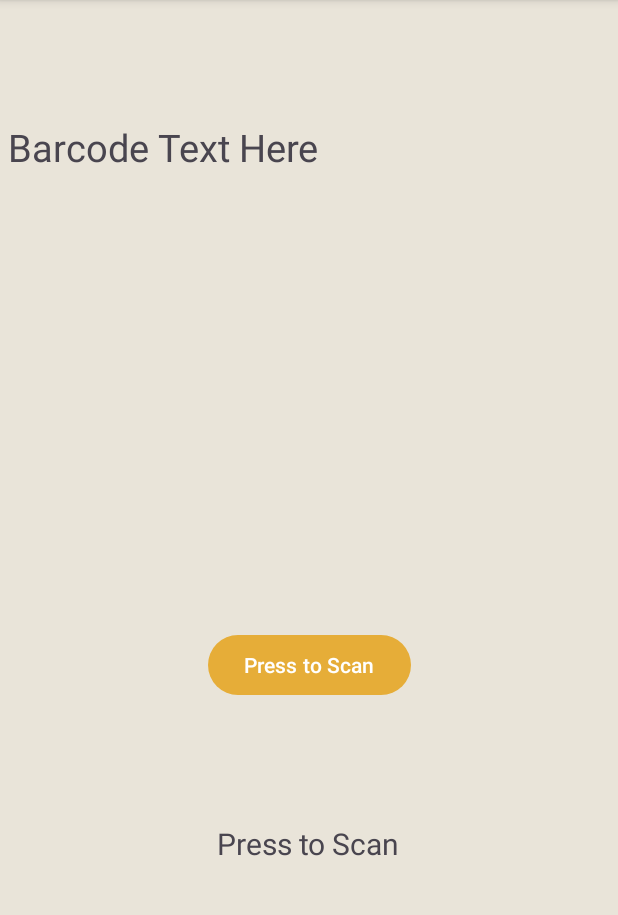
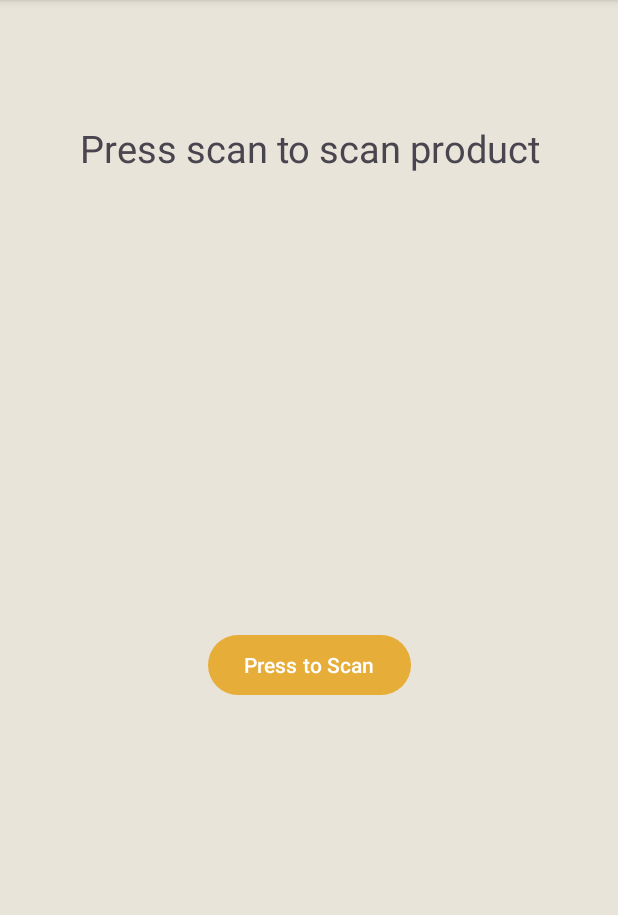
Before and after one commit to Reprodux/fridgeFriend, an Android app: the barcodeScanner screen opened directly, with no data from a screen before it, on a phone screen of 412 x 824 dp, the part 96-1011 px from its top. Run offline under Robolectric (Android 15) with nearby library versions, the phone set to English and light mode, and no system bars; our stand-ins replace Firebase (no records; nobody signed in at launch, a user with empty details on screens opened directly); libraries missing offline, so code that uses them is left out: com.journeyapps.barcodescanner.

Commit message:
changed formatting of barcode scanner to look nicer, moved shopping list loading to onResume

```diff
--- a/app/src/main/java/com/example/fridge_friend/barcodeScanner.java
+++ b/app/src/main/java/com/example/fridge_friend/barcodeScanner.java
@@ -6,9 +6,16 @@ import androidx.activity.result.ActivityResultLauncher;
 
 import android.app.AlertDialog;
 import android.app.ProgressDialog;
+import android.content.Context;
+import android.graphics.Typeface;
 import android.os.Bundle;
+import android.text.Html;
+import android.text.SpannableStringBuilder;
+import android.text.style.StyleSpan;
 import android.util.Log;
+import android.view.View;
 import android.widget.Button;
+import android.widget.ProgressBar;
 import android.widget.TextView;
 import android.widget.Toast;
 
@@ -21,49 +28,35 @@ import com.journeyapps.barcodescanner.ScanOptions;
 
 import java.util.HashMap;
 import java.util.List;
+import java.util.Locale;
 
+/** @noinspection deprecation*/
 public class barcodeScanner extends AppToolbar implements barcode_data_retrieval.response {
 
 
     private Button start_scan_btn;
     private TextView barcode_txt;
-
+    private ProgressDialog progressPopup;
+    ProgressBar barcode_bar;
 
 
     private final ActivityResultLauncher<ScanOptions> barcode_scanner = registerForActivityResult(new ScanContract(),
             result -> {
-
+                barcode_bar.setVisibility(View.VISIBLE);
+                barcode_bar.setProgress(50);
                 if (result.getContents() == null) {
                     Toast.makeText(barcodeScanner.this, "Cancelled", Toast.LENGTH_LONG).show();
                 } else {
                     //Popup for progress bar substitute
-                    ProgressDialog progressPopup = new ProgressDialog(this);
-                    progressPopup.setMessage("Retrieving data...."); // msg dialog
-                    progressPopup.setProgressStyle(ProgressDialog.STYLE_SPINNER); // Progress Dialog Style Spinner
-                    progressPopup.setMax(100);
-                    progressPopup.setCancelable(false);
-                    progressPopup.show(); // Display Progress Dialog
-                    progressPopup.incrementProgressBy(60);
+
                     Toast.makeText(barcodeScanner.this, "Scanned: " + result.getContents(), Toast.LENGTH_LONG).show();
-                    barcode_txt = findViewById(R.id.barcode_text);
 
-                    //Alert Dialog to confirm scan -> enable only for testing purposes
-                    AlertDialog.Builder alert_builder = new AlertDialog.Builder((barcodeScanner.this));
-                    alert_builder.setTitle("Barcode scanned: ").setMessage(result.getContents());
-                    alert_builder.setPositiveButton("Ok", (dialogInterface, id) -> {
-                        //Usr clicked OK
-                        Log.i(TAG, "User acknowledged barcode scan");
-
-                    });
-                    progressPopup.incrementProgressBy(20);
-                    //alert_builder.show();
-
-                    barcode_txt.setText(result.getContents());
+                    barcode_txt.setText(getString(R.string.retrieving_data));
 
                     //Toast.makeText(barcodeScanner.this, "Scanned: " + result.getContents(), Toast.LENGTH_LONG).show();
+                    barcode_bar.setProgress(75);
                     new barcode_data_retrieval(this).execute(result.getContents());
-                    progressPopup.incrementProgressBy(20);
-                    progressPopup.dismiss();
+
 
 
                 }
@@ -83,17 +76,18 @@ public class barcodeScanner extends AppToolbar implements barcode_data_retrieval
         Snackbar.make(findViewById(android.R.id.content), product_name, Snackbar.LENGTH_SHORT).show();
 
 
+
         String product_info = "";
 
         if (product_name != null) {
-            product_info += "Name: " + product_name + "\n";
+            product_info += "<b>Name: </b>" + product_name + "<br>";
 
             if (product_code != null) {
-                product_info += "Code: " + product_code + "\n";
+                product_info += "<b>Code: </b>" + product_code + "<br>";
             }
 
             if (product_categories != null) {
-                product_info += "Categories: " + "\n";
+                product_info += "<b>Categories: </b>" + "<br>";
 
                 // Get shortest category
                 int shortest = 100;
@@ -105,29 +99,32 @@ public class barcodeScanner extends AppToolbar implements barcode_data_retrieval
                     }
                 }
 
-                product_info += "   " + capitializeWords(product_categories.get(shortest_index).toString()) + "\n";
+                product_info += "   " + capitializeWords(product_categories.get(shortest_index).toString()) + "<br>";
             }
 
             if (brands != null) {
-                product_info += "Brands: " + "\n";
+                product_info += "<b>Brands: </b>" + "<br>";
                 for (Object brand : brands) {
-                    product_info += "   " + capitializeWords(brand.toString()) + "\n";
+                    product_info += "   " + capitializeWords(brand.toString()) + "<br>";
                     break;
                 }
             }
 
             if (product_facts != null) {
-                product_info += "Facts (per 100g): " + "\n";
+                product_info += "<b>Facts (per 100g): </b>" + "<br>";
                 for (Object key : product_facts.keySet()) {
                     String cleanKey = key.toString().replaceAll("_100g", "");
                     cleanKey = cleanKey.replaceAll("-", " ");
 
-                    product_info += "   " + capitializeWords(cleanKey) + ": " + Math.round(Float.parseFloat(product_facts.get(key).toString())) + "\n";
+                    product_info += "   <b>" + capitializeWords(cleanKey) + ": </b>" + Math.round(Float.parseFloat(product_facts.get(key).toString())) + "<br>";
                 }
             }
+            barcode_bar.setProgress(100);
+            barcode_bar.setVisibility(View.INVISIBLE);
         }
 
-        barcode_txt.setText(product_info);
+        barcode_txt.setGravity(0);
+        barcode_txt.setText(Html.fromHtml(product_info));
         assert product_code != null;
         ShoppingCartItem item = new ShoppingCartItem(product_name, 1, product_code);
 
@@ -145,13 +142,17 @@ public class barcodeScanner extends AppToolbar implements barcode_data_retrieval
         setContentView(R.layout.activity_barcode_scanner);
         barcode_txt = findViewById(R.id.barcode_text);
         start_scan_btn = findViewById(R.id.start_scan_btn);
+        barcode_bar = findViewById(R.id.barcode_bar);
+        barcode_bar.setVisibility(View.INVISIBLE);
+        start_scan_btn.setOnClickListener((view -> {
 
-        start_scan_btn.setOnClickListener((view -> {
             ScanOptions options = new ScanOptions();
             options.setDesiredBarcodeFormats(ScanOptions.ALL_CODE_TYPES);
             options.setOrientationLocked(false);
             options.setBeepEnabled(true);
+            barcode_bar.setProgress(25);
             barcode_scanner.launch(new ScanOptions());
+
             //startBarcodeScanner();
         }));
 
@@ -169,4 +170,6 @@ public class barcodeScanner extends AppToolbar implements barcode_data_retrieval
         super.onResume();
 
     }
+
+
 }
--- a/app/src/main/res/layout/activity_barcode_scanner.xml
+++ b/app/src/main/res/layout/activity_barcode_scanner.xml
@@ -12,11 +12,13 @@
         android:id="@+id/barcode_text"
         android:layout_width="match_parent"
         android:layout_height="wrap_content"
-        android:layout_marginTop="75dp"
+        android:layout_marginTop="76dp"
+        android:gravity="center"
         android:padding="5dp"
-        android:text="Barcode Text Here"
+        android:text="@string/press_to_start"
         android:textSize="25sp"
         app:layout_constraintEnd_toEndOf="parent"
+        app:layout_constraintHorizontal_bias="0.0"
         app:layout_constraintStart_toStartOf="parent"
         app:layout_constraintTop_toTopOf="parent" />
 
@@ -56,19 +58,17 @@
         app:layout_constraintVertical_bias="0.505"
         app:srcCompat="@drawable/barcode" />
 
-    <TextView
-        android:id="@+id/textView2"
-        android:layout_width="wrap_content"
-        android:layout_height="wrap_content"
-        android:layout_marginStart="162dp"
-        android:layout_marginTop="538dp"
-        android:layout_marginEnd="163dp"
-        android:layout_marginBottom="174dp"
-        android:text="Press to Scan"
-        android:textSize="20sp"
+    <ProgressBar
+        android:id="@+id/barcode_bar"
+        style="?android:attr/progressBarStyleHorizontal"
+        android:layout_width="261dp"
+        android:layout_height="20dp"
+        android:layout_marginTop="129dp"
+        android:layout_marginBottom="582dp"
         app:layout_constraintBottom_toBottomOf="parent"
-        app:layout_constraintEnd_toEndOf="parent"
-        app:layout_constraintStart_toStartOf="parent"
+        app:layout_constraintEnd_toEndOf="@+id/barcode_text"
+        app:layout_constraintHorizontal_bias="0.5"
+        app:layout_constraintStart_toStartOf="@+id/barcode_text"
         app:layout_constraintTop_toTopOf="parent" />
 
 
--- a/app/src/main/res/values/strings.xml
+++ b/app/src/main/res/values/strings.xml
@@ -60,4 +60,6 @@
     <string name="saving_changes">Saving changes....</string>
     <string name="changes_saved">Changes Saved</string>
     <string name="enter_name">Please enter a name</string>
+    <string name="retrieving_data">Retrieving Item Data...</string>
+    <string name="press_to_start">Press scan to scan product</string>
 </resources>
```
Also changed, not shown: app/src/main/java/com/example/fridge_friend/ShoppingListActivity.java (+19 -13 lines).
